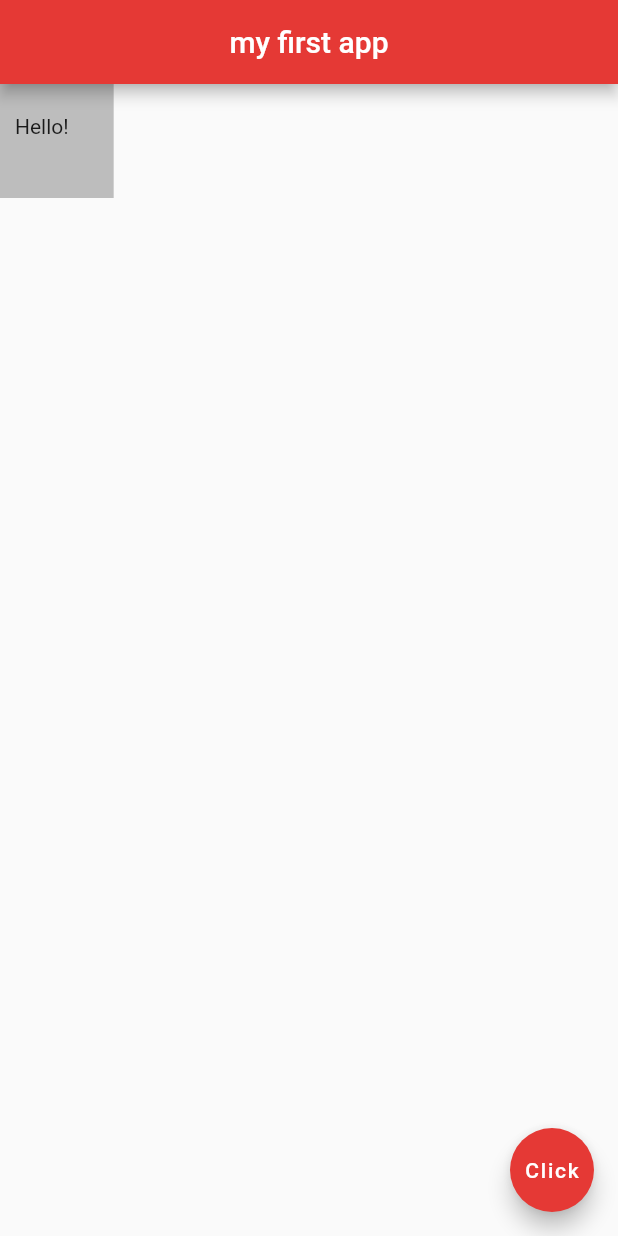
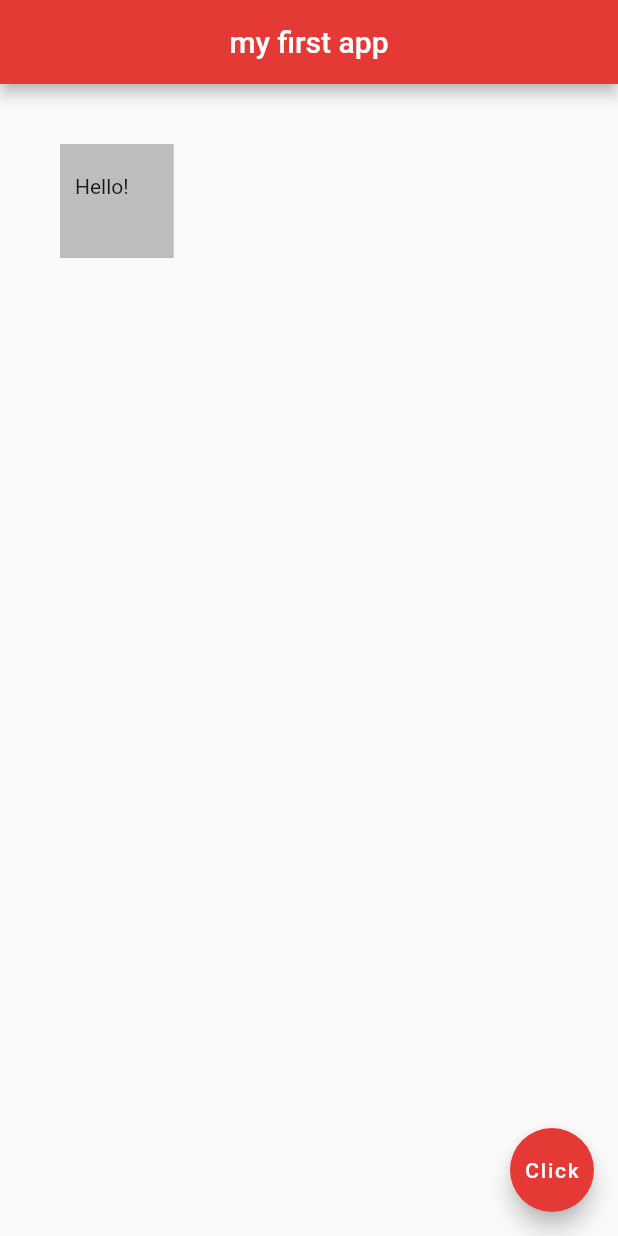
Before and after one commit to SimonB87/flutter-app, a Flutter app: the screen it shows after launch, on a phone screen of 412 x 824 dp. Run offline on Flutter 3.47's test engine with Material 2 defaults, Android fonts, the phone set to English and light mode, and no system bars.

Commit message:
using container with padding and margin

```diff
--- a/lib/main.dart
+++ b/lib/main.dart
@@ -16,6 +16,7 @@ class Home extends StatelessWidget {
       ),
       body: Container(
         padding: EdgeInsets.fromLTRB(10.0, 20.0, 30.0, 40.0),
+        margin: EdgeInsets.all(40.0),
         color: Colors.grey[400],
         child: Text("Hello!"),
       ),
```
